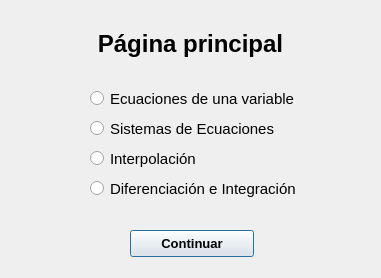
This is UI/principal.ui in dhoyoso/AnalisisNumerico as Qt 5 draws it before an edit. The edited form follows.
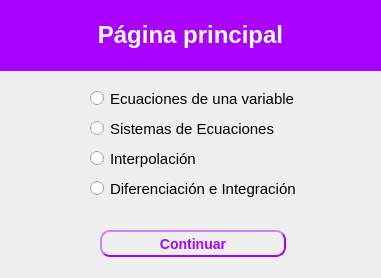
This is the edited form.

What changed in the file:
```diff
--- a/UI/principal.ui
+++ b/UI/principal.ui
@@ -13,6 +13,11 @@
   <property name="windowTitle">
    <string>Dialog</string>
   </property>
+  <property name="styleSheet">
+   <string notr="true">background-color: rgb(255, 255, 255);
+QDialog:{background-color:red}
+</string>
+  </property>
   <widget class="QRadioButton" name="sistemas">
    <property name="geometry">
     <rect>
@@ -91,35 +96,36 @@
     </size>
    </property>
   </widget>
-  <widget class="QLabel" name="label">
-   <property name="geometry">
-    <rect>
-     <x>0</x>
-     <y>30</y>
-     <width>381</width>
-     <height>29</height>
-    </rect>
-   </property>
-   <property name="text">
-    <string>&lt;html&gt;&lt;head/&gt;&lt;body&gt;&lt;p align=&quot;center&quot;&gt;&lt;span style=&quot; font-size:18pt; font-weight:600;&quot;&gt;Página principal&lt;/span&gt;&lt;/p&gt;&lt;/body&gt;&lt;/html&gt;</string>
-   </property>
-  </widget>
   <widget class="QPushButton" name="continuar">
    <property name="geometry">
     <rect>
-     <x>130</x>
+     <x>100</x>
      <y>230</y>
-     <width>124</width>
+     <width>186</width>
      <height>27</height>
     </rect>
    </property>
    <property name="font">
     <font>
-     <pointsize>10</pointsize>
+     <pointsize>-1</pointsize>
      <weight>75</weight>
+     <italic>false</italic>
      <bold>true</bold>
     </font>
    </property>
+   <property name="autoFillBackground">
+    <bool>false</bool>
+   </property>
+   <property name="styleSheet">
+    <string notr="true">color: rgb(170, 0, 255);
+	border-width: 2px;
+    border-style: outset;
+    border-radius: 10px;
+    border-color:rgb(170, 0, 255);
+    font: bold 14px;
+    min-width: 10em;
+    padding: 6px;</string>
+   </property>
    <property name="text">
     <string>Continuar</string>
    </property>
@@ -150,6 +156,28 @@
     </size>
    </property>
   </widget>
+  <widget class="QWidget" name="verticalLayoutWidget">
+   <property name="geometry">
+    <rect>
+     <x>0</x>
+     <y>0</y>
+     <width>381</width>
+     <height>71</height>
+    </rect>
+   </property>
+   <layout class="QVBoxLayout" name="verticalLayout">
+    <item>
+     <widget class="QLabel" name="label">
+      <property name="styleSheet">
+       <string notr="true">background-color: rgb(170, 0, 255);</string>
+      </property>
+      <property name="text">
+       <string>&lt;html&gt;&lt;head/&gt;&lt;body&gt;&lt;p align=&quot;center&quot;&gt;&lt;span style=&quot; font-size:18pt; font-weight:600; color:#ffffff;&quot;&gt;Página principal&lt;/span&gt;&lt;/p&gt;&lt;/body&gt;&lt;/html&gt;</string>
+      </property>
+     </widget>
+    </item>
+   </layout>
+  </widget>
  </widget>
  <resources/>
  <connections/>
```
